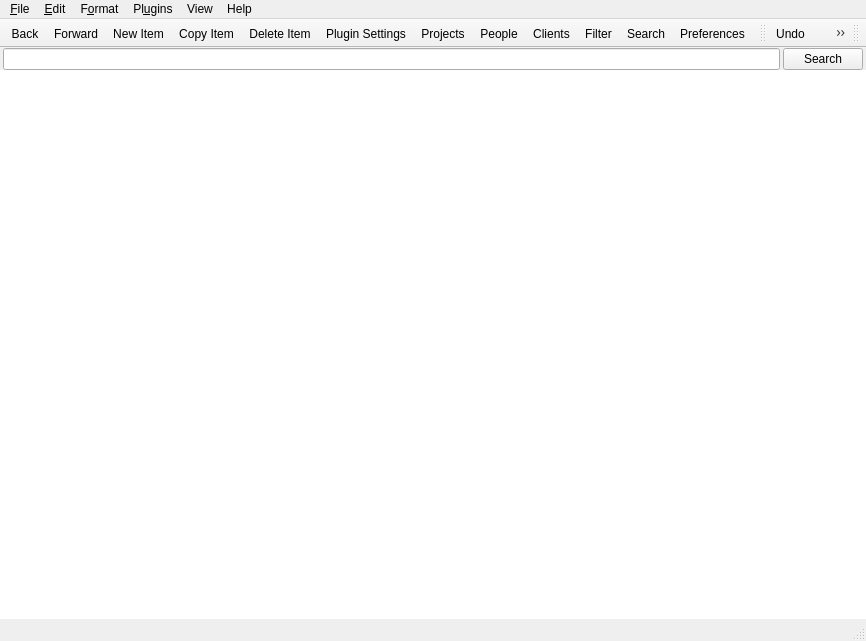
Old version of the form mainwindow.ui in the repository kestermckinney/ProjectNotes.
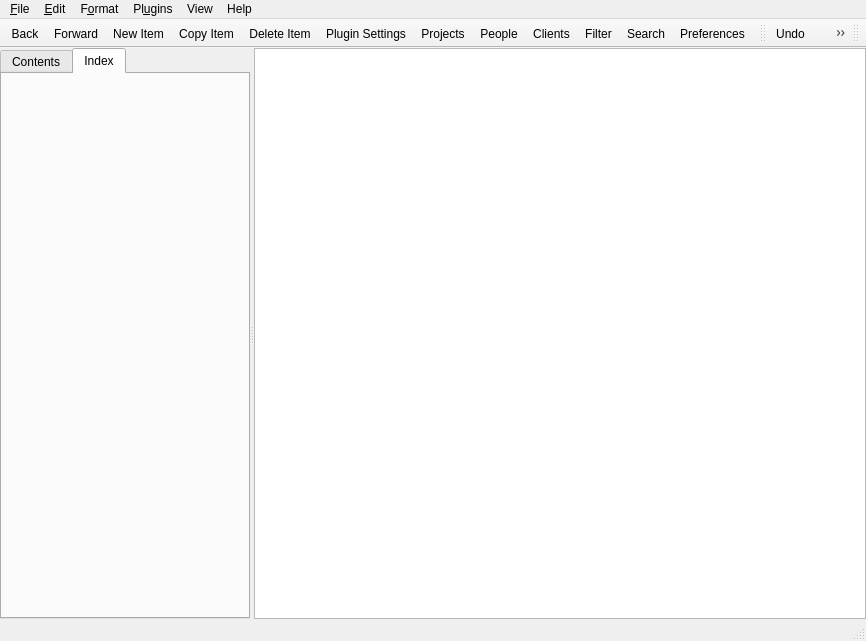
New version of the form. Icons and pictures are not drawn. Custom widgets are drawn as their Qt base class.

Commit message: HelpBrowser In Place

What changed in the file:
```diff
--- a/mainwindow.ui
+++ b/mainwindow.ui
@@ -52,7 +52,7 @@
        </sizepolicy>
       </property>
       <property name="currentIndex">
-       <number>6</number>
+       <number>7</number>
       </property>
       <widget class="ProjectsListPage" name="pageProjectsList">
        <property name="sizePolicy">
@@ -1370,6 +1370,54 @@
         </item>
        </layout>
       </widget>
+      <widget class="HelpPage" name="pageHelp">
+       <layout class="QVBoxLayout" name="verticalLayout_10">
+        <property name="spacing">
+         <number>0</number>
+        </property>
+        <property name="leftMargin">
+         <number>0</number>
+        </property>
+        <property name="topMargin">
+         <number>0</number>
+        </property>
+        <property name="rightMargin">
+         <number>0</number>
+        </property>
+        <property name="bottomMargin">
+         <number>0</number>
+        </property>
+        <item>
+         <widget class="QSplitter" name="splitter">
+          <property name="orientation">
+           <enum>Qt::Horizontal</enum>
+          </property>
+          <widget class="QTabWidget" name="tabWidgetContents">
+           <property name="maximumSize">
+            <size>
+             <width>250</width>
+             <height>16777215</height>
+            </size>
+           </property>
+           <property name="currentIndex">
+            <number>1</number>
+           </property>
+           <widget class="QWidget" name="tabContents">
+            <attribute name="title">
+             <string>Contents</string>
+            </attribute>
+           </widget>
+           <widget class="QWidget" name="tabIndex">
+            <attribute name="title">
+             <string>Index</string>
+            </attribute>
+           </widget>
+          </widget>
+          <widget class="HelpBrowser" name="textBrowser"/>
+         </widget>
+        </item>
+       </layout>
+      </widget>
      </widget>
     </item>
    </layout>
@@ -2377,6 +2425,17 @@
    <extends>QTableView</extends>
    <header>searchresultsview.h</header>
   </customwidget>
+  <customwidget>
+   <class>HelpPage</class>
+   <extends>QWidget</extends>
+   <header>helppage.h</header>
+   <container>1</container>
+  </customwidget>
+  <customwidget>
+   <class>HelpBrowser</class>
+   <extends>QTextBrowser</extends>
+   <header>helpbrowser.h</header>
+  </customwidget>
  </customwidgets>
  <resources>
   <include location="Resources.qrc"/>
```
The commit also changes 9 other files.
